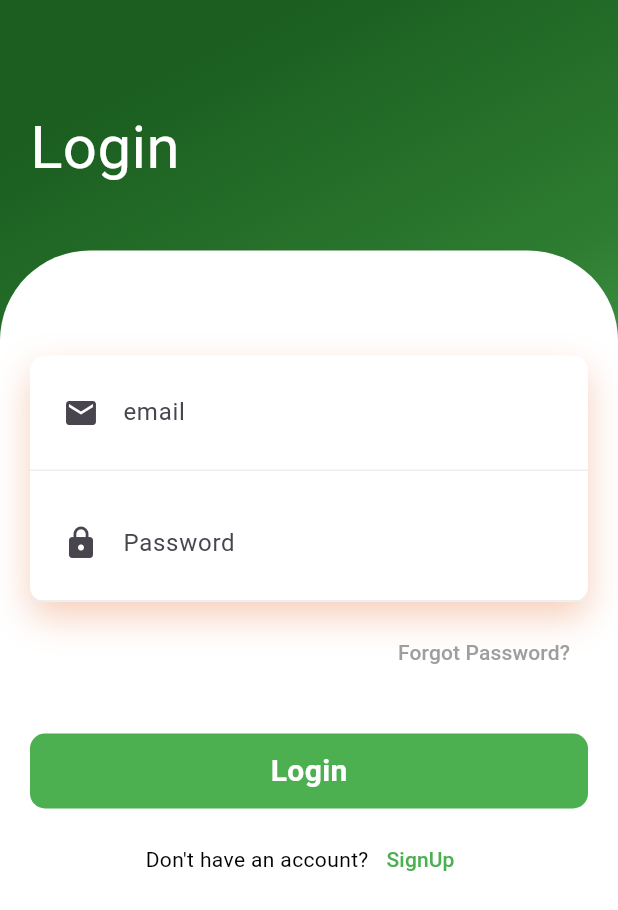
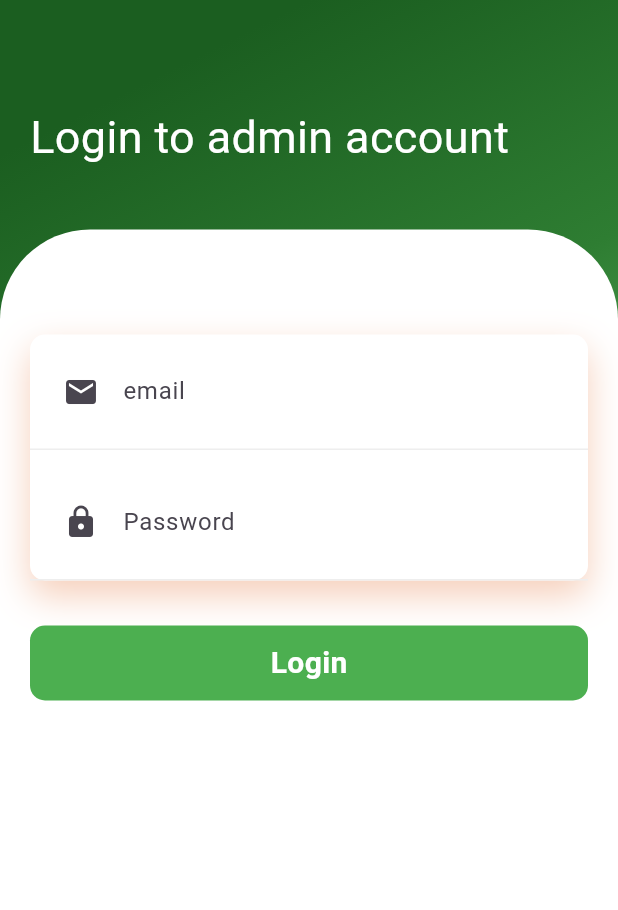
Before and after one commit to nashvak/Firebase_student_app, a Flutter app: the screen it shows after launch, after a tap on "Login", on a phone screen of 412 x 824 dp. Shown: the top 910 px of the screen. Run offline on Flutter 3.47's test engine with Material 3 defaults, Android fonts, the phone set to English and light mode, and no system bars; our stand-ins replace cloud_firestore, firebase_auth, firebase_core, firebase_messaging, firebase_storage, fluttertoast and 4 more; accounts and stored records are empty.

Commit message:
admin login page ui

```diff
--- /dev/null
+++ b/lib/admin/view/login_page/admin_login.dart
@@ -0,0 +1,142 @@
+import 'package:flutter/material.dart';
+
+import '../../../constants/constants.dart';
+import '../../../widgets/button.dart';
+import '../../../widgets/textform.dart';
+
+class AdminLogin extends StatelessWidget {
+  AdminLogin({super.key});
+  final emailController = TextEditingController();
+  final passwordController = TextEditingController();
+  final formKey = GlobalKey<FormState>();
+  @override
+  Widget build(BuildContext context) {
+    return Scaffold(
+      body: Container(
+        width: double.infinity,
+        decoration: BoxDecoration(
+          gradient: LinearGradient(
+            begin: Alignment.topCenter,
+            colors: [
+              Colors.green.shade900,
+              Colors.green.shade800,
+              Colors.green.shade400
+            ],
+          ),
+        ),
+        child: Column(
+          crossAxisAlignment: CrossAxisAlignment.start,
+          children: [
+            const SizedBox(
+              height: 50,
+            ),
+            const Padding(
+              padding: EdgeInsets.all(20),
+              child: Column(
+                crossAxisAlignment: CrossAxisAlignment.start,
+                children: [
+                  Text("Login to admin account",
+                      style: TextStyle(color: Colors.white, fontSize: 30)),
+                ],
+              ),
+            ),
+            const SizedBox(
+              height: 20,
+            ),
+            Expanded(
+              child: Container(
+                decoration: const BoxDecoration(
+                    color: Colors.white,
+                    borderRadius: BorderRadius.only(
+                        topLeft: Radius.circular(60),
+                        topRight: Radius.circular(60))),
+                child: SingleChildScrollView(
+                  child: Padding(
+                    padding: const EdgeInsets.all(20),
+                    child: Column(children: [
+                      const SizedBox(
+                        height: 50,
+                      ),
+                      Container(
+                        decoration: BoxDecoration(
+                            color: Colors.white,
+                            borderRadius: BorderRadius.circular(10),
+                            boxShadow: const [
+                              BoxShadow(
+                                  color: Color.fromRGBO(225, 95, 27, .3),
+                                  blurRadius: 20,
+                                  offset: Offset(0, 10))
+                            ]),
+                        child: Form(
+                          key: formKey,
+                          child: Column(
+                            children: [
+                              Container(
+                                padding: const EdgeInsets.all(10),
+                                decoration: BoxDecoration(
+                                  border: Border(
+                                    bottom:
+                                        BorderSide(color: Colors.grey.shade200),
+                                  ),
+                                ),
+                                child: loginTextform(
+                                  'email',
+                                  emailController,
+                                  const Icon(Icons.email),
+                                  TextInputType.emailAddress,
+                                  false,
+                                  (value) {
+                                    if (value!.isEmpty) {
+                                      return "Enter email";
+                                    }
+
+                                    return null;
+                                  },
+                                ),
+                              ),
+                              height10,
+                              Container(
+                                padding: const EdgeInsets.all(10),
+                                decoration: BoxDecoration(
+                                  border: Border(
+                                    bottom:
+                                        BorderSide(color: Colors.grey.shade200),
+                                  ),
+                                ),
+                                child: loginTextform(
+                                  'Password',
+                                  passwordController,
+                                  const Icon(Icons.lock),
+                                  TextInputType.text,
+                                  true,
+                                  (value) {
+                                    if (value!.isEmpty) {
+                                      return "Enter Pasword";
+                                    }
+
+                                    return null;
+                                  },
+                                ),
+                              ),
+                            ],
+                          ),
+                        ),
+                      ),
+                      height30,
+                      Button(
+                          title: 'Login',
+                          //loading: _isLoading,
+                          onTap: () {
+                            if (formKey.currentState!.validate()) {}
+                          }),
+                    ]),
+                  ),
+                ),
+              ),
+            )
+          ],
+        ),
+      ),
+    );
+  }
+}
--- a/lib/routes/routes.dart
+++ b/lib/routes/routes.dart
@@ -1,6 +1,6 @@
+import 'package:firebase/admin/view/login_page/admin_login.dart';
 import 'package:firebase/view/forgot_password/forgotpassword.dart';
 import 'package:firebase/view/student_crud/edit_screen.dart';
-
 import 'package:flutter/material.dart';
 
 import '../main.dart';
@@ -28,5 +28,6 @@ class Routes {
     'student': (context) => StudentDetails(),
     'notifications': (context) => const NotificationPage(),
     'edit': (context) => const EditScreen(),
+    'admin_login': (context) => AdminLogin(),
   };
 }
--- a/lib/view/landing_page/landing_page.dart
+++ b/lib/view/landing_page/landing_page.dart
@@ -33,7 +33,7 @@ class LandingPage extends StatelessWidget {
               OutlineButton(
                   title: 'Login',
                   onTap: () {
-                    Navigator.pushReplacementNamed(context, 'login');
+                    Navigator.pushReplacementNamed(context, 'admin_login');
                   })
             ],
           ),
```
